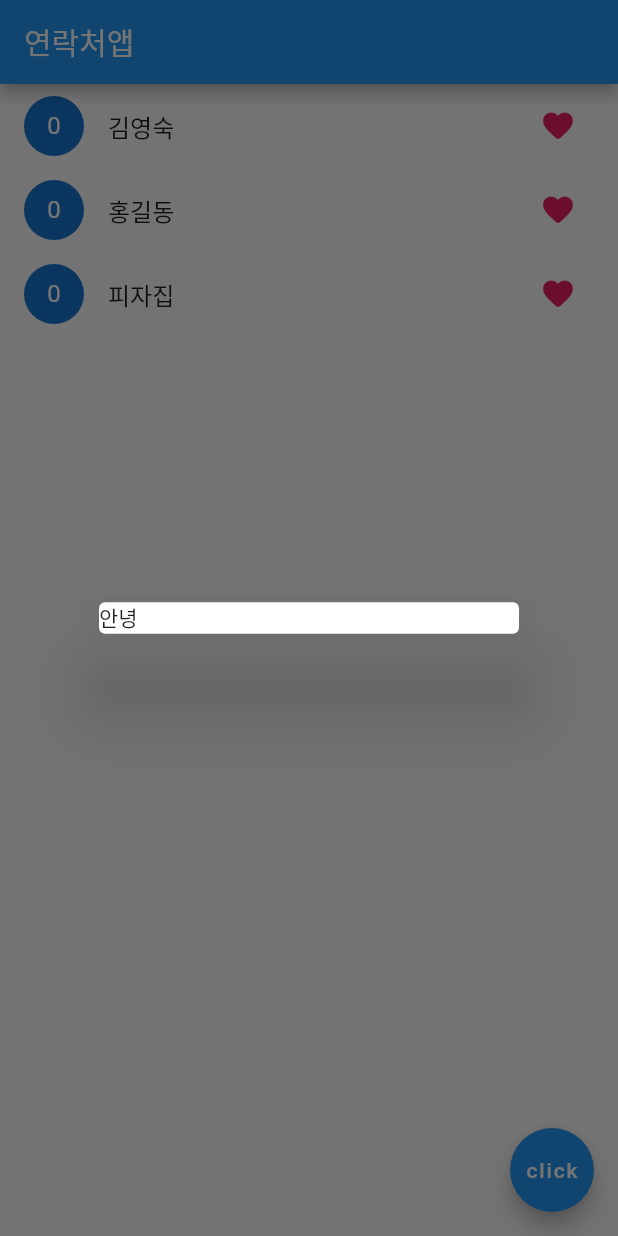
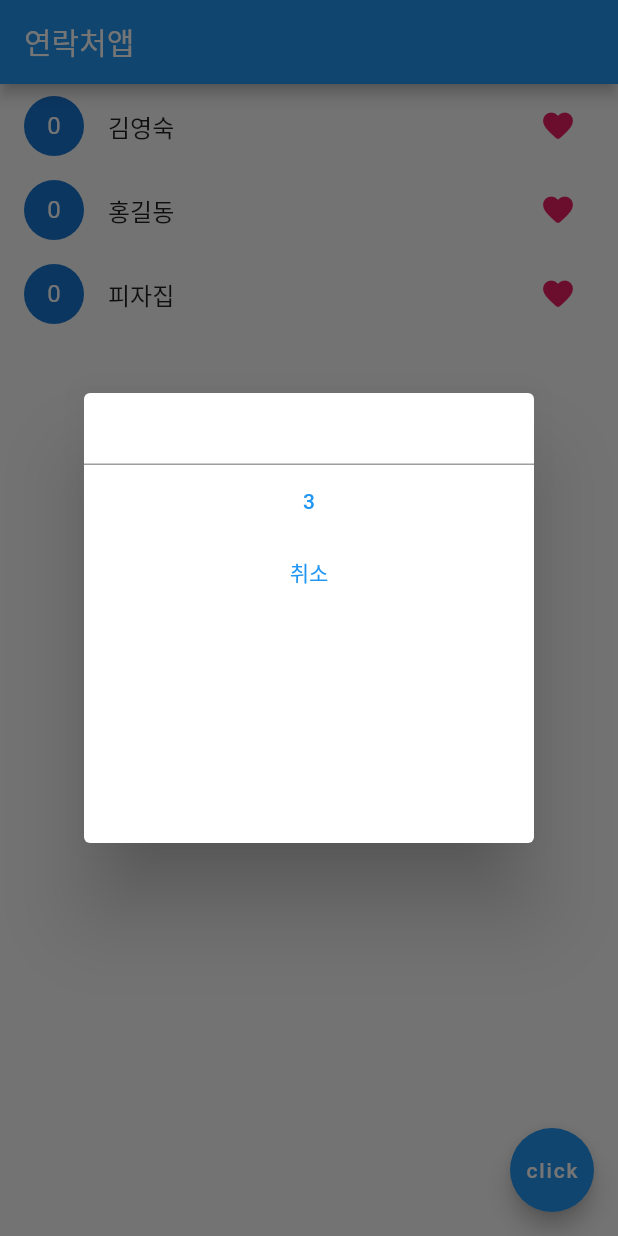
Before and after one commit to Sophia9156/flutter-contact, a Flutter app: the screen it shows after launch, after a tap on "click", on a phone screen of 412 x 824 dp. Run offline on Flutter 3.47's test engine with Material 2 defaults, Android fonts, the phone set to English and light mode, and no system bars.

Commit message:
feat: 부모 위젯의 state 자식 위젯으로 보내기

```diff
--- a/lib/main.dart
+++ b/lib/main.dart
@@ -12,6 +12,7 @@ class MyApp extends StatefulWidget {
 }
 
 class _MyAppState extends State<MyApp> {
+  var a = 3;
   var likes = [0, 0, 0];
   var name = ["김영숙", "홍길동", "피자집"];
 
@@ -26,9 +27,7 @@ class _MyAppState extends State<MyApp> {
             showDialog(
                 context: context,
                 builder: (context) {
-                  return Dialog(
-                    child: Text("안녕"),
-                  );
+                  return DialogUI(state: a);
                 });
           },
         );
@@ -59,3 +58,28 @@ class _MyAppState extends State<MyApp> {
     ));
   }
 }
+
+class DialogUI extends StatelessWidget {
+  const DialogUI({super.key, this.state});
+  final state;
+
+  @override
+  Widget build(BuildContext context) {
+    return Dialog(
+      child: SizedBox(
+          width: 300,
+          height: 300,
+          child: Column(
+            children: [
+              TextField(),
+              TextButton(onPressed: () {}, child: Text(state.toString())),
+              TextButton(
+                  onPressed: () {
+                    Navigator.pop(context);
+                  },
+                  child: Text("취소"))
+            ],
+          )),
+    );
+  }
+}
```
